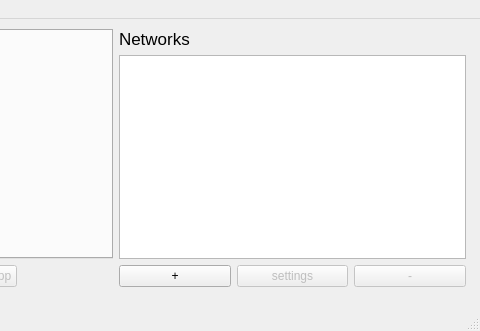
Old version of the form src/gui/qt/mainwindow.ui in the repository mit-spbau-ru/Syrop; both pictures show x 245 to 725 and y 0 to 331 of the 725 by 331 pixel window.
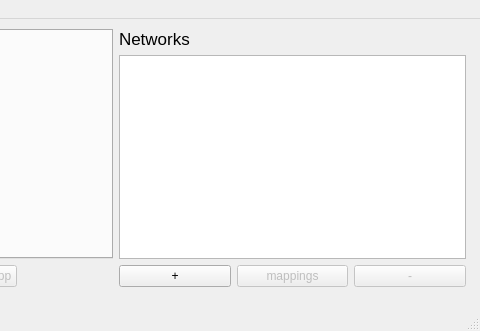
New version of the form.

```diff
--- a/src/gui/qt/mainwindow.ui
+++ b/src/gui/qt/mainwindow.ui
@@ -154,7 +154,7 @@
             <bool>false</bool>
            </property>
            <property name="text">
-            <string>settings</string>
+            <string>mappings</string>
            </property>
           </widget>
          </item>
```
